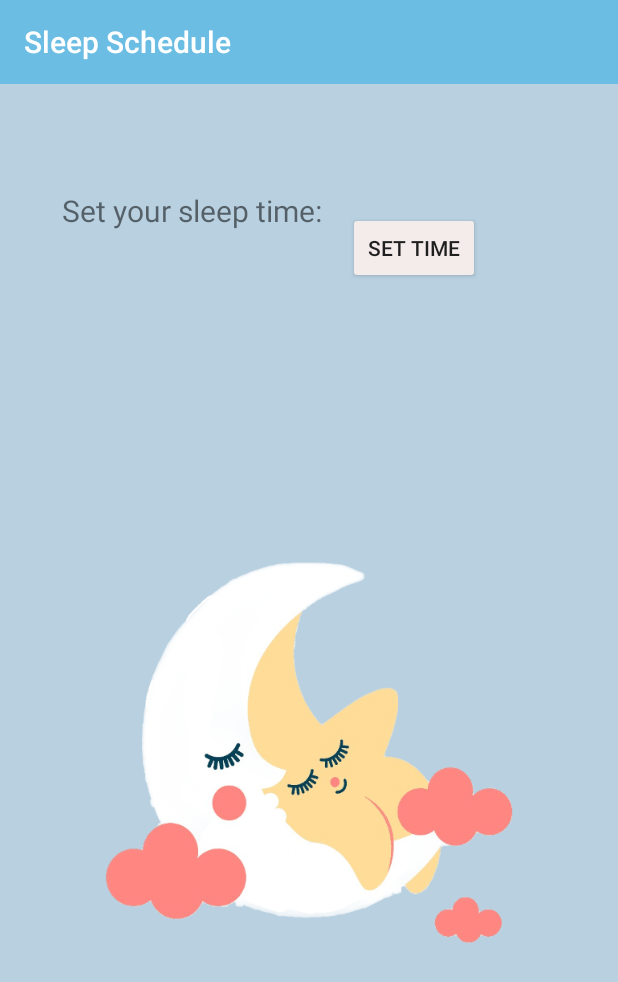
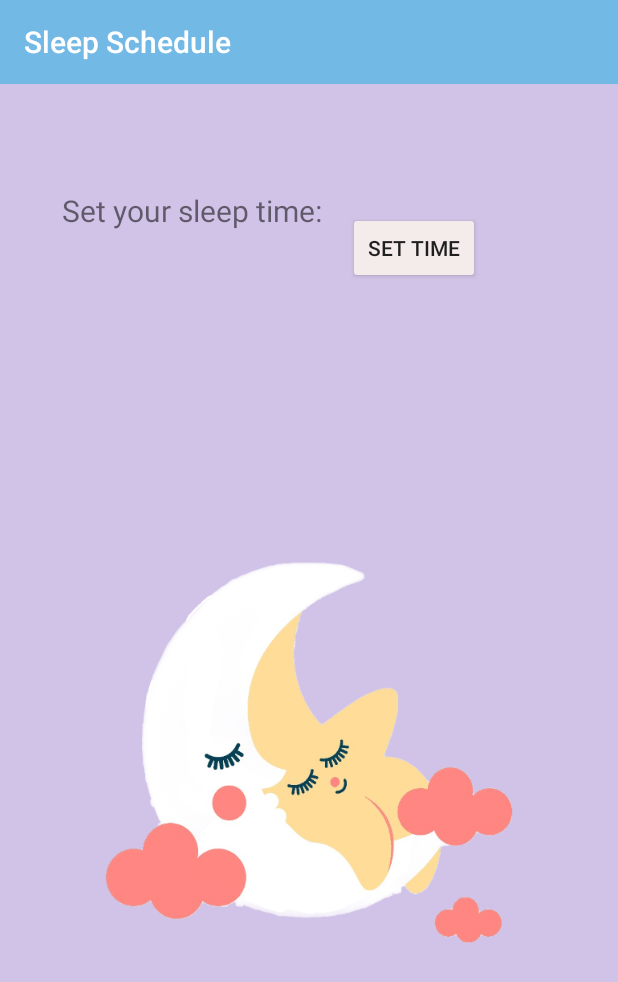
Before and after one commit to mary1afshar/ForgetMeNot, an Android app: the SleepActivity screen opened directly, with no data from a screen before it, on a phone screen of 412 x 824 dp. Shown: the top 982 px of the screen. Run offline under Robolectric (Android 15) with nearby library versions, the phone set to English and light mode, and no system bars.

Commit message:
colour changes

```diff
--- a/app/src/main/res/layout/activity_sleep_schedule.xml
+++ b/app/src/main/res/layout/activity_sleep_schedule.xml
@@ -4,7 +4,7 @@
     xmlns:tools="http://schemas.android.com/tools"
     android:layout_width="match_parent"
     android:layout_height="match_parent"
-    android:background="#837BA9C8"
+    android:background="#E4CCBEE6"
     tools:context=".SleepActivity">
 
     <androidx.appcompat.widget.Toolbar
@@ -62,6 +62,7 @@
         android:layout_marginTop="128dp"
         android:layout_marginEnd="105dp"
         android:layout_marginBottom="524dp"
+        android:fontFamily="sans-serif-black"
         android:textColor="#FFFFFF"
         android:textSize="18sp"
         app:layout_constraintBottom_toBottomOf="parent"
```
Also changed, not shown: app/src/main/res/layout/activity_water_intake.xml (+17 -1 lines).
